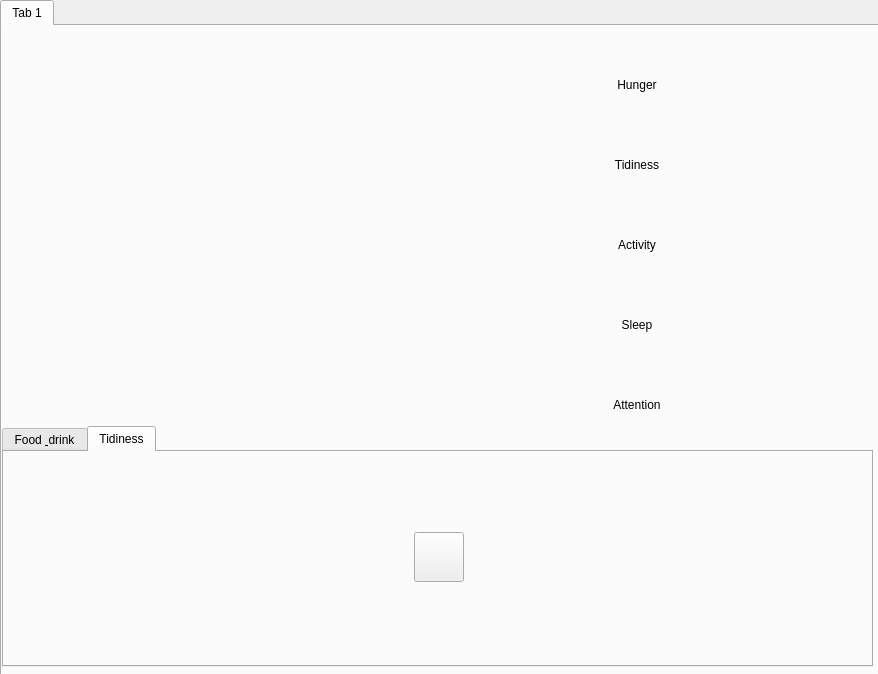
Above: animalwindow.ui from lrchva/Tamagotchi before the change. Below: the same form after it.
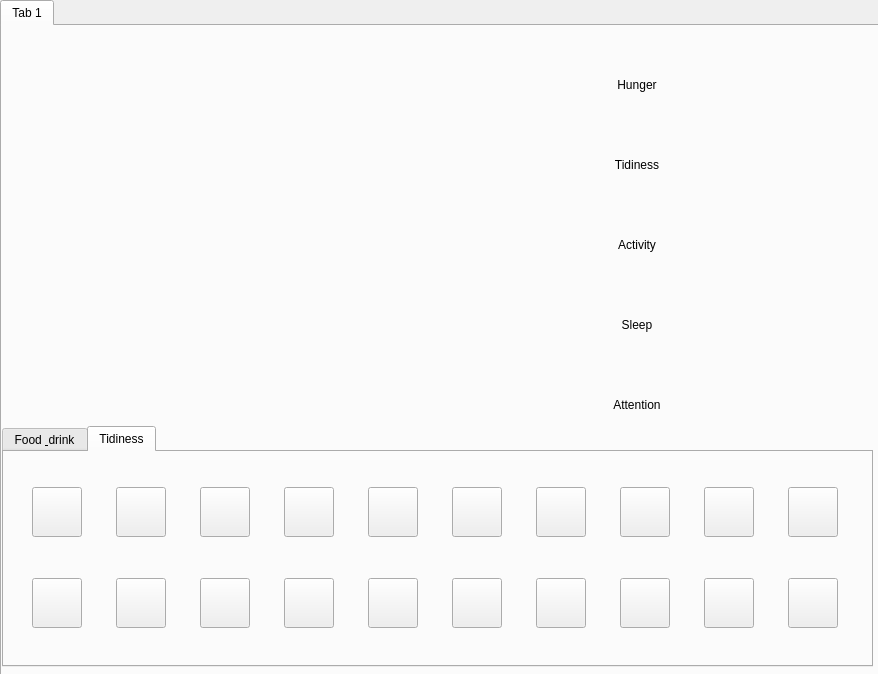
That is the form after the change. The open tabs and pages were chosen to show the change. Icons and pictures are not drawn.

Commit message:
Added view of food and wash_misc
TODO: 3 left categories (same)

Patch:
```diff
--- a/animalwindow.ui
+++ b/animalwindow.ui
@@ -138,6 +138,118 @@
         </rect>
        </property>
        <layout class="QGridLayout" name="gridLayout_2">
+        <item row="0" column="1">
+         <widget class="QPushButton" name="washMisc_button_0">
+          <property name="sizePolicy">
+           <sizepolicy hsizetype="Fixed" vsizetype="Fixed">
+            <horstretch>0</horstretch>
+            <verstretch>0</verstretch>
+           </sizepolicy>
+          </property>
+          <property name="minimumSize">
+           <size>
+            <width>50</width>
+            <height>50</height>
+           </size>
+          </property>
+          <property name="maximumSize">
+           <size>
+            <width>50</width>
+            <height>50</height>
+           </size>
+          </property>
+          <property name="iconSize">
+           <size>
+            <width>50</width>
+            <height>50</height>
+           </size>
+          </property>
+         </widget>
+        </item>
+        <item row="0" column="9">
+         <widget class="QPushButton" name="washMisc_button_8">
+          <property name="sizePolicy">
+           <sizepolicy hsizetype="Fixed" vsizetype="Fixed">
+            <horstretch>0</horstretch>
+            <verstretch>0</verstretch>
+           </sizepolicy>
+          </property>
+          <property name="minimumSize">
+           <size>
+            <width>50</width>
+            <height>50</height>
+           </size>
+          </property>
+          <property name="maximumSize">
+           <size>
+            <width>50</width>
+            <height>50</height>
+           </size>
+          </property>
+          <property name="iconSize">
+           <size>
+            <width>50</width>
+            <height>50</height>
+           </size>
+          </property>
+         </widget>
+        </item>
+        <item row="0" column="8">
+         <widget class="QPushButton" name="washMisc_button_7">
+          <property name="sizePolicy">
+           <sizepolicy hsizetype="Fixed" vsizetype="Fixed">
+            <horstretch>0</horstretch>
+            <verstretch>0</verstretch>
+           </sizepolicy>
+          </property>
+          <property name="minimumSize">
+           <size>
+            <width>50</width>
+            <height>50</height>
+           </size>
+          </property>
+          <property name="maximumSize">
+           <size>
+            <width>50</width>
+            <height>50</height>
+           </size>
+          </property>
+          <property name="iconSize">
+           <size>
+            <width>50</width>
+            <height>50</height>
+           </size>
+          </property>
+         </widget>
+        </item>
+        <item row="0" column="6">
+         <widget class="QPushButton" name="washMisc_button_5">
+          <property name="sizePolicy">
+           <sizepolicy hsizetype="Fixed" vsizetype="Fixed">
+            <horstretch>0</horstretch>
+            <verstretch>0</verstretch>
+           </sizepolicy>
+          </property>
+          <property name="minimumSize">
+           <size>
+            <width>50</width>
+            <height>50</height>
+           </size>
+          </property>
+          <property name="maximumSize">
+           <size>
+            <width>50</width>
+            <height>50</height>
+           </size>
+          </property>
+          <property name="iconSize">
+           <size>
+            <width>50</width>
+            <height>50</height>
+           </size>
+          </property>
+         </widget>
+        </item>
         <item row="0" column="0">
          <widget class="QPushButton" name="goToShopButton_t2">
           <property name="sizePolicy">
@@ -170,6 +282,426 @@
           </property>
          </widget>
         </item>
+        <item row="0" column="3">
+         <widget class="QPushButton" name="washMisc_button_2">
+          <property name="sizePolicy">
+           <sizepolicy hsizetype="Fixed" vsizetype="Fixed">
+            <horstretch>0</horstretch>
+            <verstretch>0</verstretch>
+           </sizepolicy>
+          </property>
+          <property name="minimumSize">
+           <size>
+            <width>50</width>
+            <height>50</height>
+           </size>
+          </property>
+          <property name="maximumSize">
+           <size>
+            <width>50</width>
+            <height>50</height>
+           </size>
+          </property>
+          <property name="iconSize">
+           <size>
+            <width>50</width>
+            <height>50</height>
+           </size>
+          </property>
+         </widget>
+        </item>
+        <item row="0" column="2">
+         <widget class="QPushButton" name="washMisc_button_1">
+          <property name="sizePolicy">
+           <sizepolicy hsizetype="Fixed" vsizetype="Fixed">
+            <horstretch>0</horstretch>
+            <verstretch>0</verstretch>
+           </sizepolicy>
+          </property>
+          <property name="minimumSize">
+           <size>
+            <width>50</width>
+            <height>50</height>
+           </size>
+          </property>
+          <property name="maximumSize">
+           <size>
+            <width>50</width>
+            <height>50</height>
+           </size>
+          </property>
+          <property name="iconSize">
+           <size>
+            <width>50</width>
+            <height>50</height>
+           </size>
+          </property>
+         </widget>
+        </item>
+        <item row="0" column="5">
+         <widget class="QPushButton" name="washMisc_button_4">
+          <property name="sizePolicy">
+           <sizepolicy hsizetype="Fixed" vsizetype="Fixed">
+            <horstretch>0</horstretch>
+            <verstretch>0</verstretch>
+           </sizepolicy>
+          </property>
+          <property name="minimumSize">
+           <size>
+            <width>50</width>
+            <height>50</height>
+           </size>
+          </property>
+          <property name="maximumSize">
+           <size>
+            <width>50</width>
+            <height>50</height>
+           </size>
+          </property>
+          <property name="iconSize">
+           <size>
+            <width>50</width>
+            <height>50</height>
+           </size>
+          </property>
+         </widget>
+        </item>
+        <item row="0" column="7">
+         <widget class="QPushButton" name="washMisc_button_6">
+          <property name="sizePolicy">
+           <sizepolicy hsizetype="Fixed" vsizetype="Fixed">
+            <horstretch>0</horstretch>
+            <verstretch>0</verstretch>
+           </sizepolicy>
+          </property>
+          <property name="minimumSize">
+           <size>
+            <width>50</width>
+            <height>50</height>
+           </size>
+          </property>
+          <property name="maximumSize">
+           <size>
+            <width>50</width>
+            <height>50</height>
+           </size>
+          </property>
+          <property name="iconSize">
+           <size>
+            <width>50</width>
+            <height>50</height>
+           </size>
+          </property>
+         </widget>
+        </item>
+        <item row="0" column="4">
+         <widget class="QPushButton" name="washMisc_button_3">
+          <property name="sizePolicy">
+           <sizepolicy hsizetype="Fixed" vsizetype="Fixed">
+            <horstretch>0</horstretch>
+            <verstretch>0</verstretch>
+           </sizepolicy>
+          </property>
+          <property name="minimumSize">
+           <size>
+            <width>50</width>
+            <height>50</height>
+           </size>
+          </property>
+          <property name="maximumSize">
+           <size>
+            <width>50</width>
+            <height>50</height>
+           </size>
+          </property>
+          <property name="iconSize">
+           <size>
+            <width>50</width>
+            <height>50</height>
+           </size>
+          </property>
+         </widget>
+        </item>
+        <item row="1" column="0">
+         <widget class="QPushButton" name="washMisc_button_9">
+          <property name="sizePolicy">
+           <sizepolicy hsizetype="Fixed" vsizetype="Fixed">
+            <horstretch>0</horstretch>
+            <verstretch>0</verstretch>
+           </sizepolicy>
+          </property>
+          <property name="minimumSize">
+           <size>
+            <width>50</width>
+            <height>50</height>
+           </size>
+          </property>
+          <property name="maximumSize">
+           <size>
+            <width>50</width>
+            <height>50</height>
+           </size>
+          </property>
+          <property name="iconSize">
+           <size>
+            <width>50</width>
+            <height>50</height>
+           </size>
+          </property>
+         </widget>
+        </item>
+        <item row="1" column="1">
+         <widget class="QPushButton" name="washMisc_button_10">
+          <property name="sizePolicy">
+           <sizepolicy hsizetype="Fixed" vsizetype="Fixed">
+            <horstretch>0</horstretch>
+            <verstretch>0</verstretch>
+           </sizepolicy>
+          </property>
+          <property name="minimumSize">
+           <size>
+            <width>50</width>
+            <height>50</height>
+           </size>
+          </property>
+          <property name="maximumSize">
+           <size>
+            <width>50</width>
+            <height>50</height>
+           </size>
+          </property>
+          <property name="iconSize">
+           <size>
+            <width>50</width>
+            <height>50</height>
+           </size>
+          </property>
+         </widget>
+        </item>
+        <item row="1" column="2">
+         <widget class="QPushButton" name="washMisc_button_11">
+          <property name="sizePolicy">
+           <sizepolicy hsizetype="Fixed" vsizetype="Fixed">
+            <horstretch>0</horstretch>
+            <verstretch>0</verstretch>
+           </sizepolicy>
+          </property>
+          <property name="minimumSize">
+           <size>
+            <width>50</width>
+            <height>50</height>
+           </size>
+          </property>
+          <property name="maximumSize">
+           <size>
+            <width>50</width>
+            <height>50</height>
+           </size>
+          </property>
+          <property name="iconSize">
+           <size>
+            <width>50</width>
+            <height>50</height>
+           </size>
+          </property>
+         </widget>
+        </item>
+        <item row="1" column="3">
+         <widget class="QPushButton" name="washMisc_button_12">
+          <property name="sizePolicy">
+           <sizepolicy hsizetype="Fixed" vsizetype="Fixed">
+            <horstretch>0</horstretch>
+            <verstretch>0</verstretch>
+           </sizepolicy>
+          </property>
+          <property name="minimumSize">
+           <size>
+            <width>50</width>
+            <height>50</height>
+           </size>
+          </property>
+          <property name="maximumSize">
+           <size>
+            <width>50</width>
+            <height>50</height>
+           </size>
+          </property>
+          <property name="iconSize">
+           <size>
+            <width>50</width>
+            <height>50</height>
+           </size>
+          </property>
+         </widget>
+        </item>
+        <item row="1" column="4">
+         <widget class="QPushButton" name="washMisc_button_13">
+          <property name="sizePolicy">
+           <sizepolicy hsizetype="Fixed" vsizetype="Fixed">
+            <horstretch>0</horstretch>
+            <verstretch>0</verstretch>
+           </sizepolicy>
+          </property>
+          <property name="minimumSize">
+           <size>
+            <width>50</width>
+            <height>50</height>
+           </size>
+          </property>
+          <property name="maximumSize">
+           <size>
+            <width>50</width>
+            <height>50</height>
+           </size>
+          </property>
+          <property name="iconSize">
+           <size>
+            <width>50</width>
+            <height>50</height>
+           </size>
+          </property>
+         </widget>
+        </item>
+        <item row="1" column="5">
+         <widget class="QPushButton" name="washMisc_button_14">
+          <property name="sizePolicy">
+           <sizepolicy hsizetype="Fixed" vsizetype="Fixed">
+            <horstretch>0</horstretch>
+            <verstretch>0</verstretch>
+           </sizepolicy>
+          </property>
+          <property name="minimumSize">
+           <size>
+            <width>50</width>
+            <height>50</height>
+           </size>
+          </property>
+          <property name="maximumSize">
+           <size>
+            <width>50</width>
+            <height>50</height>
+           </size>
+          </property>
+          <property name="iconSize">
+           <size>
+            <width>50</width>
+            <height>50</height>
+           </size>
+          </property>
+         </widget>
+        </item>
+        <item row="1" column="6">
+         <widget class="QPushButton" name="washMisc_button_15">
+          <property name="sizePolicy">
+           <sizepolicy hsizetype="Fixed" vsizetype="Fixed">
+            <horstretch>0</horstretch>
+            <verstretch>0</verstretch>
+           </sizepolicy>
+          </property>
+          <property name="minimumSize">
+           <size>
+            <width>50</width>
+            <height>50</height>
+           </size>
+          </property>
+          <property name="maximumSize">
+           <size>
+            <width>50</width>
+            <height>50</height>
+           </size>
+          </property>
+          <property name="iconSize">
+           <size>
+            <width>50</width>
+            <height>50</height>
+           </size>
+          </property>
+         </widget>
+        </item>
+        <item row="1" column="7">
+         <widget class="QPushButton" name="washMisc_button_16">
+          <property name="sizePolicy">
+           <sizepolicy hsizetype="Fixed" vsizetype="Fixed">
+            <horstretch>0</horstretch>
+            <verstretch>0</verstretch>
+           </sizepolicy>
+          </property>
+          <property name="minimumSize">
+           <size>
+            <width>50</width>
+            <height>50</height>
+           </size>
+          </property>
+          <property name="maximumSize">
+           <size>
+            <width>50</width>
+            <height>50</height>
+           </size>
+          </property>
+          <property name="iconSize">
+           <size>
+            <width>50</width>
+            <height>50</height>
+           </size>
+          </property>
+         </widget>
+        </item>
+        <item row="1" column="8">
+         <widget class="QPushButton" name="washMisc_button_17">
+          <property name="sizePolicy">
+           <sizepolicy hsizetype="Fixed" vsizetype="Fixed">
+            <horstretch>0</horstretch>
+            <verstretch>0</verstretch>
+           </sizepolicy>
+          </property>
+          <property name="minimumSize">
+           <size>
+            <width>50</width>
+            <height>50</height>
+           </size>
+          </property>
+          <property name="maximumSize">
+           <size>
+            <width>50</width>
+            <height>50</height>
+           </size>
+          </property>
+          <property name="iconSize">
+           <size>
+            <width>50</width>
+            <height>50</height>
+           </size>
+          </property>
+         </widget>
+        </item>
+        <item row="1" column="9">
+         <widget class="QPushButton" name="washMisc_button_18">
+          <property name="sizePolicy">
+           <sizepolicy hsizetype="Fixed" vsizetype="Fixed">
+            <horstretch>0</horstretch>
+            <verstretch>0</verstretch>
+           </sizepolicy>
+          </property>
+          <property name="minimumSize">
+           <size>
+            <width>50</width>
+            <height>50</height>
+           </size>
+          </property>
+          <property name="maximumSize">
+           <size>
+            <width>50</width>
+            <height>50</height>
+           </size>
+          </property>
+          <property name="iconSize">
+           <size>
+            <width>50</width>
+            <height>50</height>
+           </size>
+          </property>
+         </widget>
+        </item>
        </layout>
       </widget>
      </widget>
```
Left out of the diff: 534 changed lines with no effect on the pictures. The commit also changes 12 other files.
